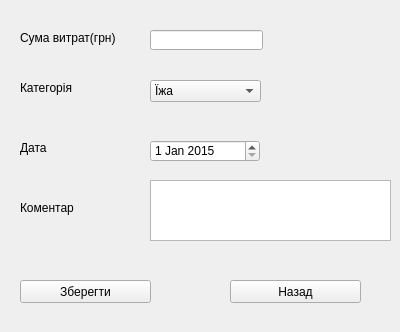
This is ui/user_new_cost.ui in TarasRudnyk/MoneySaver as Qt 5 draws it before an edit. The edited form follows.
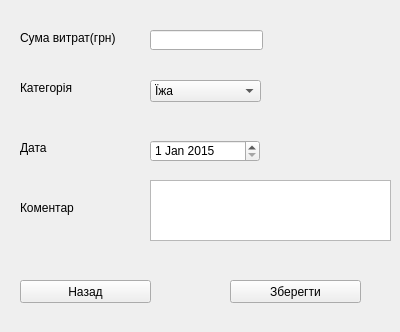
This is the edited form. Icons and pictures are not drawn.

```diff
--- a/ui/user_new_cost.ui
+++ b/ui/user_new_cost.ui
@@ -68,7 +68,7 @@
   <widget class="QPushButton" name="save_button">
    <property name="geometry">
     <rect>
-     <x>20</x>
+     <x>230</x>
      <y>280</y>
      <width>131</width>
      <height>23</height>
@@ -81,7 +81,7 @@
   <widget class="QPushButton" name="back_button">
    <property name="geometry">
     <rect>
-     <x>230</x>
+     <x>20</x>
      <y>280</y>
      <width>131</width>
      <height>23</height>
```
Left out of the diff: 9 changed lines with no effect on the pictures.
